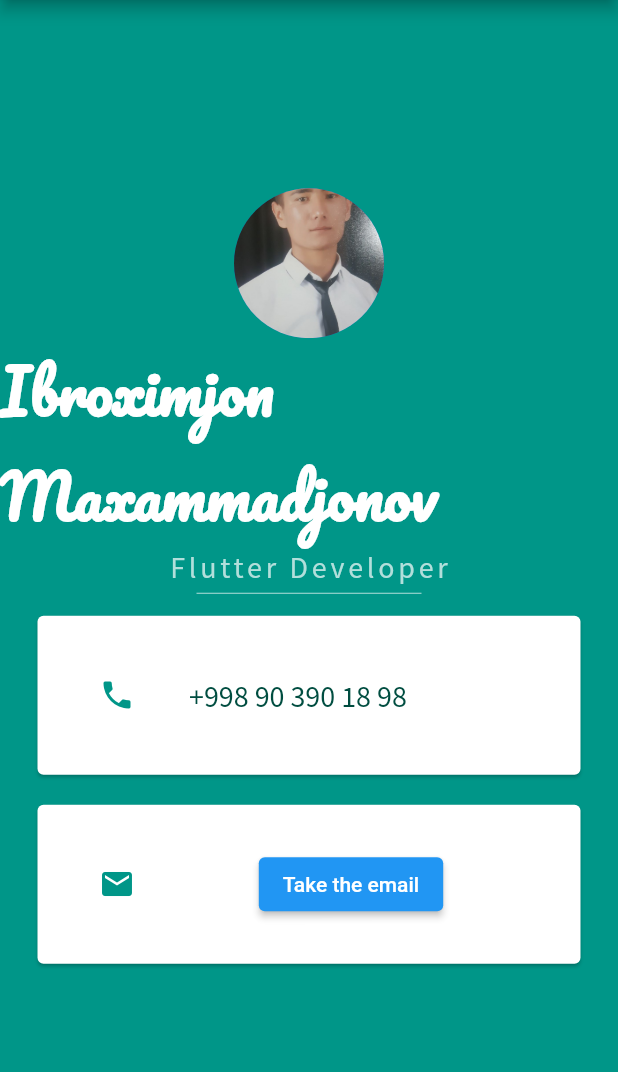
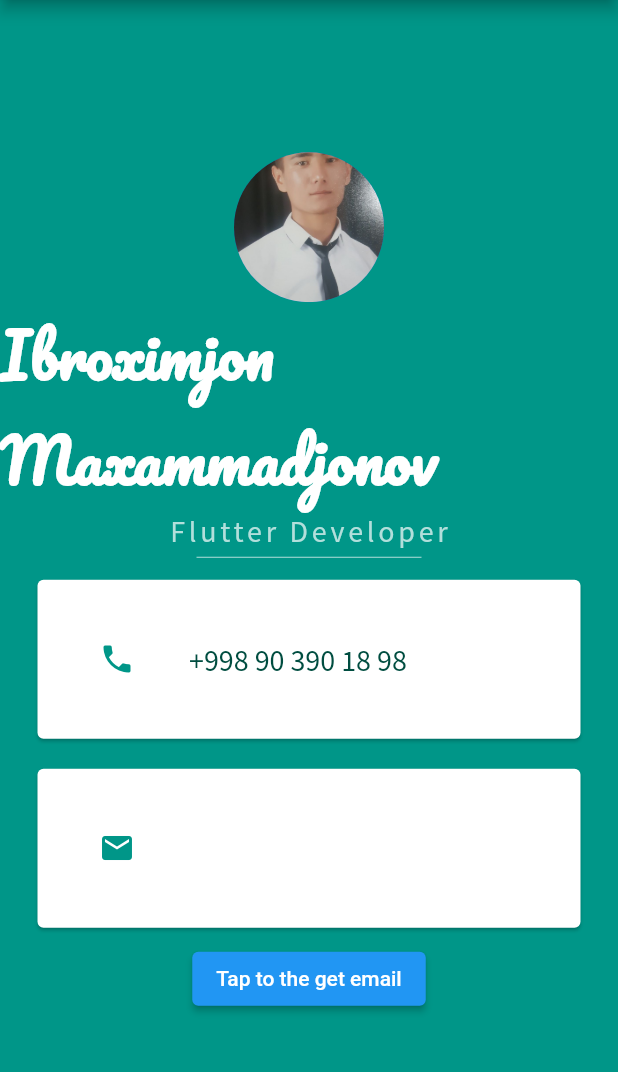
Before and after one commit to Ibroximjon2003/PersonalCard, a Flutter app: the screen it shows after launch, on a phone screen of 412 x 824 dp, the part 84-1156 px from its top. Run offline on Flutter 3.47's test engine with Material 2 defaults, Android fonts, the phone set to English and light mode, and no system bars.

Commit message:
navigation is fixed

```diff
--- /dev/null
+++ b/mi_card/lib/constants.dart
@@ -0,0 +1 @@
+String email = 'maxammadjonovibroximjon24@gmail.com';
--- /dev/null
+++ b/mi_card/lib/home_screen.dart
@@ -0,0 +1,120 @@
+import 'package:flutter/material.dart';
+import 'package:mi_card/constants.dart';
+import 'package:mi_card/showEmail.dart';
+
+class HomeScreen extends StatefulWidget {
+  const HomeScreen({super.key});
+
+  @override
+  State<HomeScreen> createState() => _HomeScreenState();
+}
+
+class _HomeScreenState extends State<HomeScreen> {
+  @override
+  Widget build(BuildContext context) {
+    return Scaffold(
+      backgroundColor: Colors.teal,
+      appBar: AppBar(
+        leading: Icon(Icons.menu),
+        title: Text("Mi Card"),
+        centerTitle: true,
+        backgroundColor: Colors.black,
+      ),
+      body: SafeArea(
+        child: Column(
+          mainAxisAlignment: MainAxisAlignment.center,
+          children: [
+            SizedBox(height: 10),
+            CircleAvatar(
+              backgroundImage: AssetImage('images/ibrohim.jpg'),
+              radius: 50.0,
+            ),
+            Text(
+              "Ibroximjon Maxammadjonov",
+              style: TextStyle(
+                fontSize: 40.0,
+                color: Colors.white,
+                fontWeight: FontWeight.bold,
+                fontFamily: 'Pacifico',
+              ),
+            ),
+            Text(
+              "Flutter Developer",
+              style: TextStyle(
+                fontSize: 20.0,
+                fontFamily: "SansPro",
+                color: Colors.teal.shade100,
+                letterSpacing: 2.5,
+              ),
+            ),
+            SizedBox(
+              height: 10,
+              width: 150,
+              child: Divider(color: Colors.teal.shade100),
+            ),
+            Card(
+              margin: EdgeInsets.symmetric(vertical: 10.0, horizontal: 25.0),
+              color: Colors.white,
+              child: Padding(
+                padding: const EdgeInsets.all(25.0),
+                child: ListTile(
+                  leading: Icon(
+                    Icons.phone,
+                    color: Colors.teal,
+                  ),
+                  title: Text(
+                    " +998 90 390 18 98",
+                    style: TextStyle(
+                      color: Colors.teal.shade900,
+                      fontFamily: "SansPro",
+                      fontSize: 20.0,
+                    ),
+                  ),
+                ),
+              ),
+            ),
+            Card(
+              margin: EdgeInsets.symmetric(vertical: 10.0, horizontal: 25.0),
+              color: Colors.white,
+              child: Padding(
+                padding: const EdgeInsets.all(25.0),
+                child: ListTile(
+                  leading: Icon(
+                    Icons.email,
+                    color: Colors.teal,
+                  ),
+                  title: Center(
+                    child: getEmail(''),
+                  ),
+                ),
+              ),
+            ),
+            ElevatedButton(
+              onPressed: () {
+                setState(() {
+                  getEmail('$email');
+                  Navigator.push(context,
+                      MaterialPageRoute(builder: ((context) {
+                    return ShowEmail();
+                  })));
+                });
+              },
+              child: Text('Tap to the get email'),
+            )
+          ],
+        ),
+      ),
+    );
+  }
+}
+
+Widget getEmail([String email1 = '******************']) {
+  return Text(
+    "$email1",
+    style: TextStyle(
+      fontSize: 20,
+      color: Colors.grey,
+      fontWeight: FontWeight.bold,
+    ),
+  );
+}
--- a/mi_card/lib/main.dart
+++ b/mi_card/lib/main.dart
@@ -1,107 +1,25 @@
 import 'package:flutter/material.dart';
+import 'package:mi_card/home_screen.dart';
 import 'package:mi_card/showEmail.dart';
 
 void main() {
   runApp(const MyApp());
 }
 
-class MyApp extends StatelessWidget {
+class MyApp extends StatefulWidget {
   const MyApp({super.key});
 
+  @override
+  State<MyApp> createState() => _MyAppState();
+}
+
+class _MyAppState extends State<MyApp> {
   // This widget is the root of your application.
   @override
   Widget build(BuildContext context) {
     return MaterialApp(
       debugShowCheckedModeBanner: false,
-      home: Scaffold(
-        backgroundColor: Colors.teal,
-        appBar: AppBar(
-          leading: Icon(Icons.menu),
-          title: Text("Mi Card"),
-          centerTitle: true,
-          backgroundColor: Colors.black,
-        ),
-        body: SafeArea(
-            child: Column(
-          mainAxisAlignment: MainAxisAlignment.center,
-          children: [
-            SizedBox(height: 10),
-            CircleAvatar(
-              backgroundImage: AssetImage('images/ibrohim.jpg'),
-              radius: 50.0,
-            ),
-            Text(
-              "Ibroximjon Maxammadjonov",
-              style: TextStyle(
-                fontSize: 40.0,
-                color: Colors.white,
-                fontWeight: FontWeight.bold,
-                fontFamily: 'Pacifico',
-              ),
-            ),
-            Text(
-              "Flutter Developer",
-              style: TextStyle(
-                fontSize: 20.0,
-                fontFamily: "SansPro",
-                color: Colors.teal.shade100,
-                letterSpacing: 2.5,
-              ),
-            ),
-            SizedBox(
-              height: 10,
-              width: 150,
-              child: Divider(color: Colors.teal.shade100),
-            ),
-            Card(
-              margin: EdgeInsets.symmetric(vertical: 10.0, horizontal: 25.0),
-              color: Colors.white,
-              child: Padding(
-                padding: const EdgeInsets.all(25.0),
-                child: ListTile(
-                  leading: Icon(
-                    Icons.phone,
-                    color: Colors.teal,
-                  ),
-                  title: Text(
-                    " +998 90 390 18 98",
-                    style: TextStyle(
-                      color: Colors.teal.shade900,
-                      fontFamily: "SansPro",
-                      fontSize: 20.0,
-                    ),
-                  ),
-                ),
-              ),
-            ),
-            Card(
-              margin: EdgeInsets.symmetric(vertical: 10.0, horizontal: 25.0),
-              color: Colors.white,
-              child: Padding(
-                padding: const EdgeInsets.all(25.0),
-                child: ListTile(
-                  leading: Icon(
-                    Icons.email,
-                    color: Colors.teal,
-                  ),
-                  title: Center(
-                    child: ElevatedButton(
-                      onPressed: () {
-                        Navigator.of(context).push(
-                          MaterialPageRoute(
-                            builder: ((context) => ShowEmail()),
-                          ),
-                        );
-                      },
-                      child: Text('Take the email'),
-                    ),
-                  ),
-                ),
-              ),
-            ),
-          ],
-        )),
-      ),
+      home: HomeScreen(),
     );
   }
 }
--- a/mi_card/lib/showEmail.dart
+++ b/mi_card/lib/showEmail.dart
@@ -1,17 +1,24 @@
 import 'package:flutter/material.dart';
+import 'constants.dart';
 
 class ShowEmail extends StatelessWidget {
   const ShowEmail({super.key});
 
   @override
   Widget build(BuildContext context) {
-    return MaterialApp(
-      home: Scaffold(
-          body: Center(
+    return Scaffold(
+      body: Center(
         child: Container(
-          child: Text("maxammadjonovibroximjon24@gmail.com"),
+          child: Text(
+            '$email',
+            style: TextStyle(
+              fontSize: 50,
+              color: Colors.grey,
+              fontWeight: FontWeight.bold,
+            ),
+          ),
         ),
-      )),
+      ),
     );
   }
 }
```
